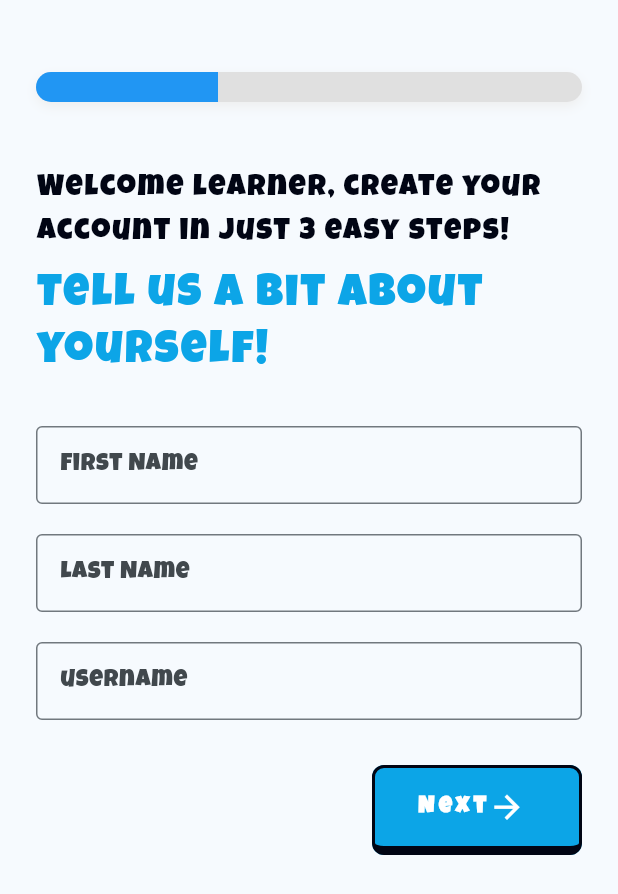
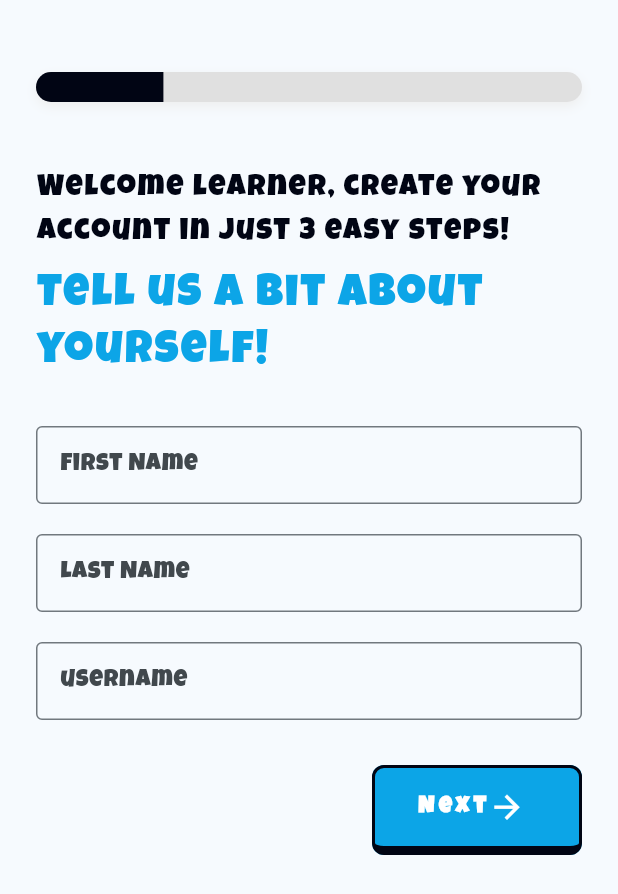
Before and after one commit to namraravani/NamPy_Frontend, a Flutter app: the screen it shows after launch, after a tap on "New User", on a phone screen of 412 x 824 dp. Shown: the top 894 px of the screen. Run offline on Flutter 3.47's test engine with Material 3 defaults, Android fonts, the phone set to English and light mode, and no system bars.

Commit message:
Started with Integration of animation for all the pages :)

```diff
--- a/lib/Validators/Validator.dart
+++ b/lib/Validators/Validator.dart
@@ -32,4 +32,14 @@ class Validator {
     }
     return null;
   }
+
+  static String? validateConfirmPassword(String? value1, String? value2) {
+    if (value2 == null || value2.isEmpty) {
+      return 'Please enter confirm your password';
+    }
+    if (value1 != value2) {
+      return 'Confirm Password do not match';
+    }
+    return null;
+  }
 }
--- a/lib/Views/Auth/SignupPage.dart
+++ b/lib/Views/Auth/SignupPage.dart
@@ -2,6 +2,7 @@ import 'package:flutter/material.dart';
 import 'package:nampy_frontend/Components/NPButton.dart';
 import 'package:nampy_frontend/Components/NPInputField.dart';
 import 'package:nampy_frontend/Validators/Validator.dart';
+import 'package:nampy_frontend/Views/Global/Theme.dart';
 
 class SignupPage extends StatefulWidget {
   @override
@@ -11,8 +12,9 @@ class SignupPage extends StatefulWidget {
 class _SignupPageState extends State<SignupPage> {
   final _formKey = GlobalKey<FormState>();
   int _currentStep = 0;
-  String? _selectedOption;
+  String? _selectedDesignation;
 
+  double _progressValue = (1 / 3) - 0.1; // Start with 1/3 progress
   // Controllers for form data
   final TextEditingController _firstNameController = TextEditingController();
   final TextEditingController _lastNameController = TextEditingController();
@@ -20,14 +22,15 @@ class _SignupPageState extends State<SignupPage> {
 
   final TextEditingController _emailController = TextEditingController();
   final TextEditingController _passwordController = TextEditingController();
-
-  final TextEditingController _bioController = TextEditingController();
+  final TextEditingController _confirmpasswordController =
+      TextEditingController();
 
   void _nextStep() {
     if (_formKey.currentState!.validate()) {
       if (_currentStep < 2) {
         setState(() {
           _currentStep++;
+          _progressValue = ((_currentStep + 1) / 3) - 0.1;
         });
       } else {
         _submitForm(); // Final submission
@@ -43,9 +46,7 @@ class _SignupPageState extends State<SignupPage> {
       print("Username: ${_usernameController.text}");
       print("Email: ${_emailController.text}");
       print("Password: ${_passwordController.text}");
-      print("Bio: ${_bioController.text}");
-
-      // TODO: Submit form to backend
+      print("Designation: ${_selectedDesignation}");
     }
   }
 
@@ -61,16 +62,58 @@ class _SignupPageState extends State<SignupPage> {
               child: Column(
                 crossAxisAlignment: CrossAxisAlignment.start,
                 children: [
-                  buildProgressBar((_currentStep + 1) / 3),
+                  /// 🎯 Animated Progress Bar
+                  TweenAnimationBuilder<double>(
+                    tween: Tween(begin: 0, end: _progressValue),
+                    duration: const Duration(milliseconds: 500),
+                    builder: (context, value, _) {
+                      return buildProgressBar(context, value);
+                    },
+                  ),
                   const SizedBox(height: 20),
-                  headerText(
-                    context,
-                    stepHeader1[_currentStep],
-                    stepHeader2[_currentStep],
+
+                  /// 🎯 Animated Header Text
+                  AnimatedSwitcher(
+                    duration: const Duration(milliseconds: 300),
+                    transitionBuilder: (child, animation) {
+                      return SlideTransition(
+                        position: Tween<Offset>(
+                          begin: const Offset(1, 0),
+                          end: Offset.zero,
+                        ).animate(animation),
+                        child: FadeTransition(opacity: animation, child: child),
+                      );
+                    },
+                    child: headerText(
+                      context,
+                      stepHeader1[_currentStep],
+                      stepHeader2[_currentStep],
+                      key: ValueKey(_currentStep),
+                    ),
                   ),
+
                   const SizedBox(height: 30),
-                  ..._buildStepFields(),
+
+                  /// 🎯 Animated Fields
+                  AnimatedSwitcher(
+                    duration: const Duration(milliseconds: 400),
+                    transitionBuilder: (child, animation) {
+                      return SlideTransition(
+                        position: Tween<Offset>(
+                          begin: const Offset(1, 0),
+                          end: Offset.zero,
+                        ).animate(animation),
+                        child: FadeTransition(opacity: animation, child: child),
+                      );
+                    },
+                    child: Column(
+                      key: ValueKey(_currentStep),
+                      children: _buildStepFields(),
+                    ),
+                  ),
+
                   const SizedBox(height: 30),
+
                   Row(
                     mainAxisAlignment: MainAxisAlignment.end,
                     children: [
@@ -138,15 +181,18 @@ class _SignupPageState extends State<SignupPage> {
           const SizedBox(height: 20),
           NPInputField(
             labelText: 'Confirm Password',
-            controller: _passwordController,
+            controller: _confirmpasswordController,
             placeholder: 'Enter your Password',
-            validator: Validator.validatePassword,
+            validator: (value) => Validator.validateConfirmPassword(
+              _passwordController.text,
+              value,
+            ),
           ),
         ];
       case 2:
         return [
           DropdownButtonFormField<String>(
-            value: _selectedOption,
+            value: _selectedDesignation,
             decoration: InputDecoration(
               labelText: 'Select Designation',
               border: OutlineInputBorder(),
@@ -166,7 +212,7 @@ class _SignupPageState extends State<SignupPage> {
             }).toList(),
             onChanged: (value) {
               setState(() {
-                _selectedOption = value;
+                _selectedDesignation = value;
               });
             },
             validator: Validator.validateField, // Optional: same as used before
@@ -180,8 +226,8 @@ class _SignupPageState extends State<SignupPage> {
 
 final List<String> stepHeader1 = [
   "Welcome learner, create your account in just 3 easy steps!",
-  "You're halfway there!",
-  "Almost done!",
+  "You're almost there!",
+  "Just a little bit of information to complete your profile!",
 ];
 
 final List<String> stepHeader2 = [
@@ -190,7 +236,7 @@ final List<String> stepHeader2 = [
   "Add a small intro to complete!",
 ];
 
-Widget buildProgressBar(double value) {
+Widget buildProgressBar(BuildContext context, double value) {
   return Container(
     margin: const EdgeInsets.symmetric(vertical: 24),
     height: 20,
@@ -210,15 +256,17 @@ Widget buildProgressBar(double value) {
       child: LinearProgressIndicator(
         value: value,
         backgroundColor: Colors.transparent,
-        valueColor: AlwaysStoppedAnimation<Color>(Colors.blue),
+        valueColor: AlwaysStoppedAnimation<Color>(AppColors.secondary),
         minHeight: 20,
       ),
     ),
   );
 }
 
-Widget headerText(BuildContext context, String text1, String text2) {
+Widget headerText(BuildContext context, String text1, String text2,
+    {Key? key}) {
   return Column(
+    key: key,
     crossAxisAlignment: CrossAxisAlignment.start,
     children: [
       Text(text1, style: Theme.of(context).textTheme.bodyMedium),
@@ -227,18 +275,3 @@ Widget headerText(BuildContext context, String text1, String text2) {
     ],
   );
 }
-
-// Widget inputField(String label, TextEditingController controller,
-//     String? Function(String?) validator,
-//     {bool obscure = false}) {
-//   return TextFormField(
-//     controller: controller,
-//     obscureText: obscure,
-//     decoration: InputDecoration(
-//       labelText: label,
-//       border: const OutlineInputBorder(),
-//       contentPadding: const EdgeInsets.symmetric(vertical: 14, horizontal: 12),
-//     ),
-//     validator: validator,
-//   );
-// }
--- /dev/null
+++ b/lib/Views/Global/AppRoutes.dart
@@ -0,0 +1,61 @@
+import 'package:flutter/material.dart';
+import 'package:nampy_frontend/Views/Auth/LoginPage.dart';
+import 'package:nampy_frontend/Views/Auth/SignupPage.dart';
+import 'package:nampy_frontend/Views/Auth/StartPage.dart';
+import 'package:nampy_frontend/Views/FOISelectionPage.dart';
+import 'package:nampy_frontend/Views/SplashScreen.dart';
+
+class AppRoutes {
+  static Route<dynamic> generateRoute(RouteSettings settings) {
+    Widget page;
+
+    switch (settings.name) {
+      case '/':
+        page = SplashScreen();
+        break;
+      case '/start':
+        page = StartPage();
+        break;
+      case '/signup':
+        page = SignupPage();
+        break;
+      case '/login':
+        page = const LoginPage();
+        break;
+      case '/foi-selection':
+        page = FOISelectionPage();
+        break;
+      default:
+        page = const Scaffold(body: Center(child: Text('Page not found')));
+    }
+
+    return _fadeSlideRoute(page, settings);
+  }
+
+  static PageRouteBuilder _fadeSlideRoute(Widget page, RouteSettings settings) {
+    return PageRouteBuilder(
+      settings: settings,
+      pageBuilder: (_, __, ___) => page,
+      transitionDuration: const Duration(milliseconds: 400),
+      transitionsBuilder: (_, animation, __, child) {
+        final offsetAnimation = Tween<Offset>(
+          begin: const Offset(1.0, 0.0),
+          end: Offset.zero,
+        ).animate(CurvedAnimation(parent: animation, curve: Curves.easeInOut));
+
+        final fadeAnimation = CurvedAnimation(
+          parent: animation,
+          curve: Curves.easeInOut,
+        );
+
+        return SlideTransition(
+          position: offsetAnimation,
+          child: FadeTransition(
+            opacity: fadeAnimation,
+            child: child,
+          ),
+        );
+      },
+    );
+  }
+}
--- a/lib/main.dart
+++ b/lib/main.dart
@@ -3,6 +3,7 @@ import 'package:nampy_frontend/Views/Auth/LoginPage.dart';
 import 'package:nampy_frontend/Views/Auth/SignupPage.dart';
 import 'package:nampy_frontend/Views/Auth/StartPage.dart';
 import 'package:nampy_frontend/Views/FOISelectionPage.dart';
+import 'package:nampy_frontend/Views/Global/AppRoutes.dart';
 import 'package:nampy_frontend/Views/Global/Theme.dart';
 import 'package:nampy_frontend/Views/SplashScreen.dart';
 
@@ -14,6 +15,7 @@ class MyApp extends StatelessWidget {
   const MyApp({super.key});
 
   // This widget is the root of your application.
+
   @override
   Widget build(BuildContext context) {
     return MaterialApp(
@@ -21,13 +23,7 @@ class MyApp extends StatelessWidget {
       theme: AppTheme.lightTheme,
       debugShowCheckedModeBanner: false,
       initialRoute: '/',
-      routes: {
-        '/': (context) => SplashScreen(),
-        '/start': (context) => StartPage(),
-        '/signup': (context) => SignupPage(),
-        '/login': (context) => const LoginPage(),
-        '/foi-selection': (context) => FOISelectionPage(),
-      },
+      onGenerateRoute: AppRoutes.generateRoute,
     );
   }
 }
```
